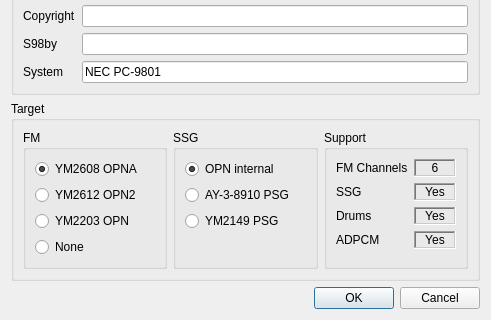
First picture: the form in BambooTracker/gui/s98_export_settings_dialog.ui, repository BambooTracker/BambooTracker, before the edit; both pictures show x 0 to 491 and y 273 to 593 of the 491 by 593 pixel window.
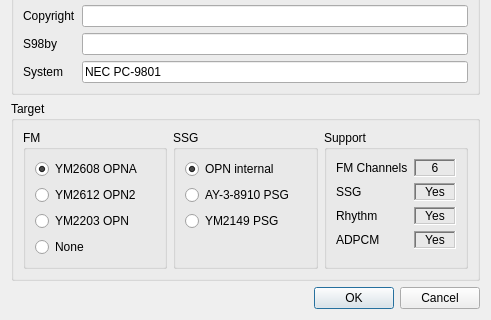
Second picture: the form after the edit.

Commit message: Rename "drums" to "rhythm"

The edit to the form file:
```diff
--- a/BambooTracker/gui/s98_export_settings_dialog.ui
+++ b/BambooTracker/gui/s98_export_settings_dialog.ui
@@ -298,7 +298,7 @@
          <item row="2" column="0">
           <widget class="QLabel" name="label_6">
            <property name="text">
-            <string>Drums</string>
+            <string>Rhythm</string>
            </property>
           </widget>
          </item>
```
The commit also changes 18 other files.
